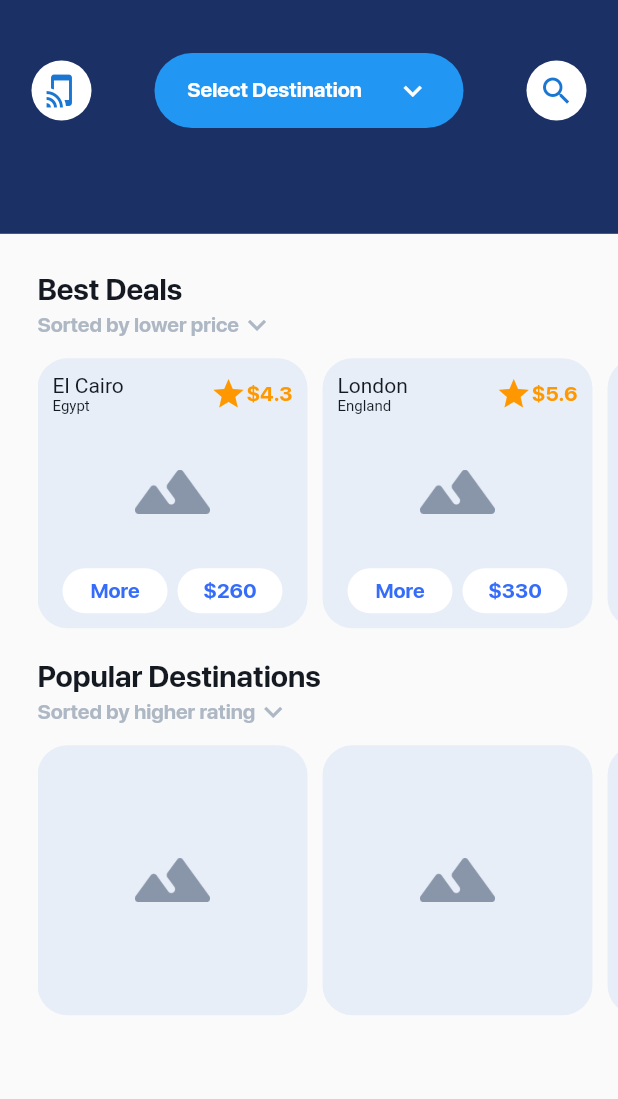
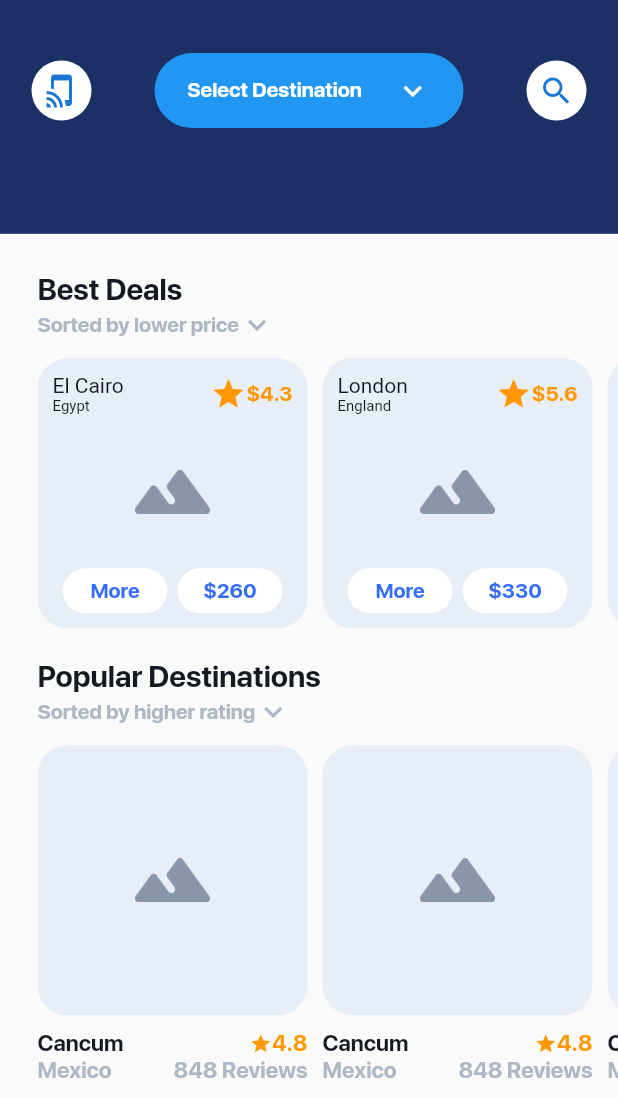
Before and after one commit to mustafa294/flutter_travel_app, a Flutter app: the screen it shows after launch, on a phone screen of 412 x 824 dp, the part 137-1236 px from its top. Run offline on Flutter 3.47's test engine with Material 2 defaults, Android fonts, the phone set to English and light mode, and no system bars; Roboto replaces fonts that are missing (Sfui); project files that could hold a hidden picture were left out.

Commit message:
Second Page Added

```diff
--- a/lib/screens/homepage.dart
+++ b/lib/screens/homepage.dart
@@ -1,4 +1,5 @@
 import 'package:flutter/material.dart';
+import 'package:flutter_travel_app/screens/description_page.dart';
 import 'package:flutter_travel_app/utils/constants.dart';
 
 class HomePage extends StatelessWidget {
@@ -55,7 +56,21 @@ class HomePage extends StatelessWidget {
             scrollDirection: Axis.horizontal,
             itemCount: 3,
             itemBuilder: (context, index) {
-              return Container(
+              return GestureDetector(
+                onTap: () {
+                  Navigator.push(
+                    context,
+                    MaterialPageRoute(
+                      builder: (context) => DescriptionPage(
+                        cityName: bestDeals[index]['city_name'],
+                        subCity: bestDeals[index]['sub_city'],
+                        price: bestDeals[index]['price'],
+                        rating: bestDeals[index]['rating'],
+                      ),
+                    ),
+                  );
+                },
+                child: Container(
                   padding: EdgeInsets.all(10),
                   margin: EdgeInsets.only(top: 10, bottom: 10, right: 10),
                   width: 180,
@@ -64,6 +79,7 @@ class HomePage extends StatelessWidget {
                     borderRadius: BorderRadius.circular(20),
                   ),
                   child: _buildBestDealDescription(index),
+                ),
               );
             },
           ),
@@ -73,7 +89,57 @@ class HomePage extends StatelessWidget {
   }
 
   _buildPopularDescription() {
-    return Row();
+    return Container(
+      width: 180,
+      child: Row(
+        mainAxisAlignment: MainAxisAlignment.spaceBetween,
+        children: [
+          Column(
+            crossAxisAlignment: CrossAxisAlignment.start,
+            children: [
+              Text(
+                "Cancum",
+                style: TextStyle(
+                  fontSize: 15,
+                  color: AppColor.blackColor,
+                ),
+              ),
+              Text(
+                "Mexico",
+                style: TextStyle(
+                  fontSize: 15,
+                  color: AppColor.greyColor,
+                ),
+              ),
+            ],
+          ),
+          Column(
+            crossAxisAlignment: CrossAxisAlignment.end,
+            children: [
+              Row(
+                children: [
+                  Icon(Icons.star, color: Colors.orange, size: 15),
+                  Text(
+                    "4.8",
+                    style: TextStyle(
+                      fontSize: 15,
+                      color: Colors.orange,
+                    ),
+                  ),
+                ],
+              ),
+              Text(
+                "848 Reviews",
+                style: TextStyle(
+                  fontSize: 15,
+                  color: AppColor.greyColor,
+                ),
+              ),
+            ],
+          ),
+        ],
+      ),
+    );
   }
 
   Column _buildPopularDestinationPart() {
@@ -103,12 +169,13 @@ class HomePage extends StatelessWidget {
           ],
         ),
         Container(
-          height: 200,
+          height: 240,
           child: ListView.builder(
             scrollDirection: Axis.horizontal,
             itemCount: 3,
             itemBuilder: (context, index) {
               return Column(
+                crossAxisAlignment: CrossAxisAlignment.start,
                 children: [
                   Container(
                     padding: EdgeInsets.all(10),
@@ -127,7 +194,7 @@ class HomePage extends StatelessWidget {
                       ),
                     ),
                   ),
-                  _buildPopularDescription()
+                  _buildPopularDescription(),
                 ],
               );
             },
```
Also changed, not shown: lib/screens/description_page.dart (added, +380 -0 lines). Lines whose indentation alone changed are shown as unchanged.
